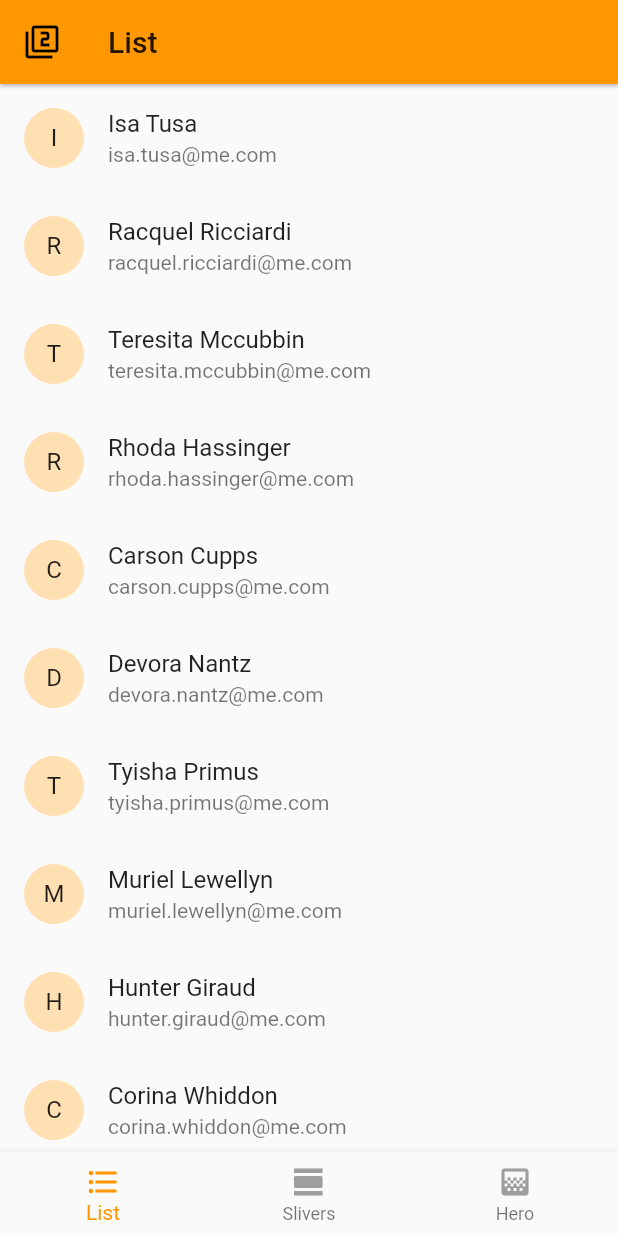
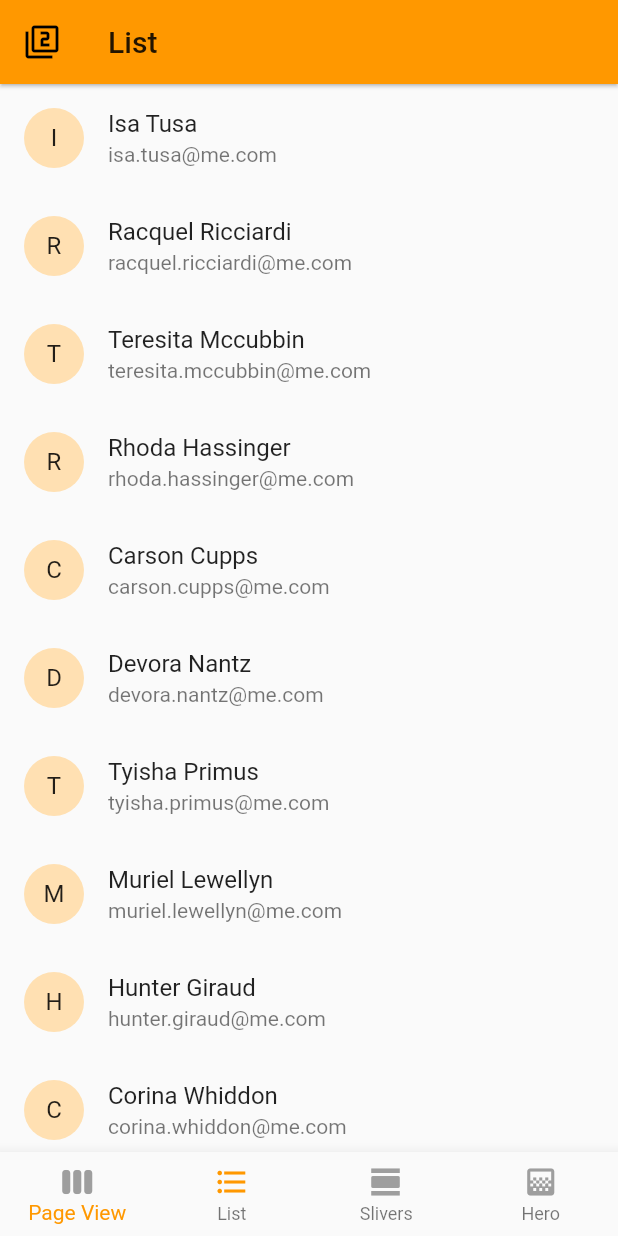
Before and after one commit to bizz84/layout-demo-flutter, a Flutter app: the screen it shows after launch, after a tap on the "filter 1" icon, on a phone screen of 412 x 824 dp. Run offline on Flutter 3.47's test engine with Material 2 defaults, Android fonts, the phone set to English and light mode, and no system bars.

Commit message:
Add PageView example

```diff
--- a/lib/layout_type.dart
+++ b/lib/layout_type.dart
@@ -17,6 +17,7 @@ enum LayoutType {
   stack,
   expanded,
   padding,
+  pageView,
   list,
   slivers,
   hero,
@@ -34,6 +35,8 @@ String layoutName(LayoutType layoutType) {
       return 'Expanded';
     case LayoutType.padding:
       return 'Padding';
+    case LayoutType.pageView:
+      return 'Page View';
     case LayoutType.list:
       return 'List';
     case LayoutType.slivers:
--- a/lib/main_page.dart
+++ b/lib/main_page.dart
@@ -5,6 +5,7 @@ import 'package:layout_demo_flutter/layout_type.dart';
 import 'package:layout_demo_flutter/pages/hero_page.dart';
 import 'package:layout_demo_flutter/pages/list_page.dart';
 import 'package:layout_demo_flutter/pages/padding_page.dart';
+import 'package:layout_demo_flutter/pages/page_view_page.dart';
 import 'package:layout_demo_flutter/pages/row_column_page.dart';
 import 'package:layout_demo_flutter/pages/slivers_page.dart';
 import 'package:layout_demo_flutter/pages/stack_page.dart';
@@ -59,12 +60,15 @@ class _MainPageState extends State<MainPage> {
     } else {
       switch (index) {
         case 0:
+          _onLayoutSelected(LayoutType.pageView);
+          break;
+        case 1:
           _onLayoutSelected(LayoutType.list);
           break;
-        case 1:
+        case 2:
           _onLayoutSelected(LayoutType.slivers);
           break;
-        case 2:
+        case 3:
           _onLayoutSelected(LayoutType.hero);
           break;
       }
@@ -109,6 +113,8 @@ class _MainPageState extends State<MainPage> {
         return ExpandedPage(layoutGroup: _layoutGroup, onLayoutToggle: _onLayoutGroupToggle);
       case LayoutType.padding:
         return PaddingPage(layoutGroup: _layoutGroup, onLayoutToggle: _onLayoutGroupToggle);
+      case LayoutType.pageView:
+        return PageViewPage(layoutGroup: _layoutGroup, onLayoutToggle: _onLayoutGroupToggle);
       case LayoutType.list:
         return ListPage(layoutGroup: _layoutGroup, onLayoutToggle: _onLayoutGroupToggle);
       case LayoutType.slivers:
@@ -142,6 +148,8 @@ class _MainPageState extends State<MainPage> {
         type: BottomNavigationBarType.fixed,
         items: [
           _buildItem(
+              icon: Icons.view_week, layoutSelection: LayoutType.pageView),
+          _buildItem(
               icon: Icons.format_list_bulleted, layoutSelection: LayoutType.list),
           _buildItem(
               icon: Icons.view_day, layoutSelection: LayoutType.slivers),
```
Also changed, not shown: lib/pages/page_view_page.dart (added, +46 -0 lines).
